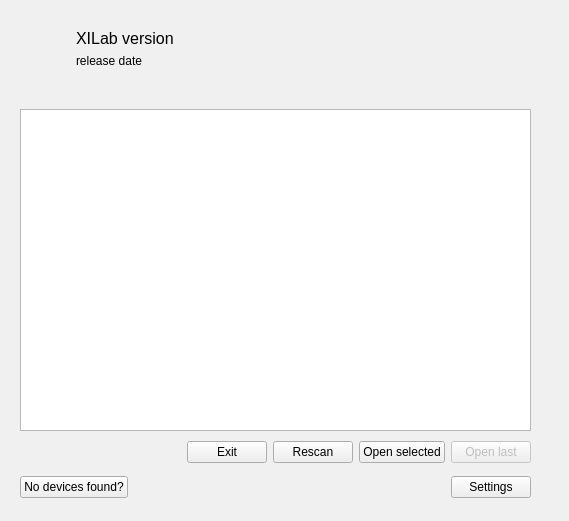
The window that src/startwindow.ui (EPC-MSU/XILab) describes before a commit, drawn with Qt 5.
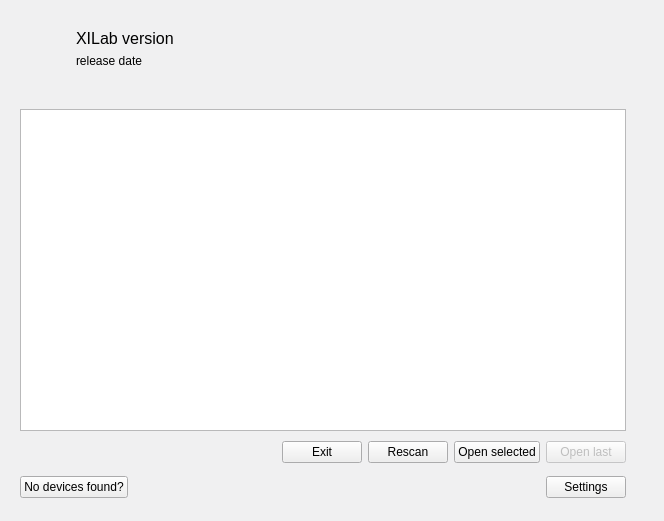
The same window after the commit. Icons and pictures are not drawn.

Commit message: Adding an indication of the selected number of axes

```diff
--- a/src/startwindow.ui
+++ b/src/startwindow.ui
@@ -6,7 +6,7 @@
    <rect>
     <x>0</x>
     <y>0</y>
-    <width>569</width>
+    <width>664</width>
     <height>521</height>
    </rect>
   </property>
```
Left out of the diff: 13 changed lines with no effect on the pictures. The commit also changes 2 other files.
